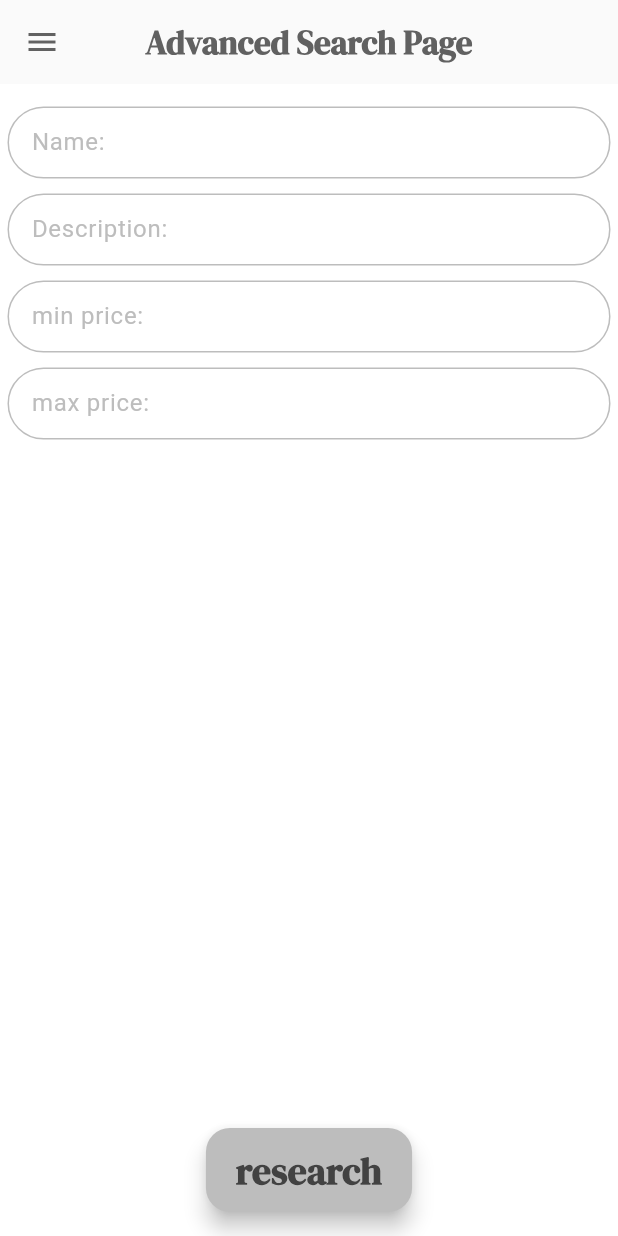
After one commit to Mattdib/eCommerce_clientFlutter, a Flutter app: the ShopPage screen opened by its route, in the side drawer, after a tap on "Advanced Search", on a phone screen of 412 x 824 dp. The commit adds this screen. Run offline on Flutter 3.47's test engine with Material 3 defaults, Android fonts, the phone set to English and light mode, and no system bars; our stand-ins replace dio, google_fonts; network calls fail.

Commit message:
Added Advanced Search feature and fixed the problem of not receiving the info of the Products from the webServer for the Shop Page(added the search() method in the initState() method).

```diff
--- a/lib/components/my_drawer.dart
+++ b/lib/components/my_drawer.dart
@@ -24,6 +24,9 @@ class MyDrawer extends StatelessWidget{
           //search tile:
           new MyListTile(text: "Search", icon: Icons.search_rounded, onTap: () => Navigator.pushNamed(context, '/searchPage')),
 
+          //advanced Search
+          new MyListTile(text: "Advanced Search", icon: Icons.manage_search_rounded, onTap: () => Navigator.pushNamed(context, '/advancedSearch')),
+
           //cart tile:
           new MyListTile(text: "Cart", icon: Icons.shopping_bag_rounded, onTap: () => Navigator.pushNamed(context, '/cartPage')),
 
--- /dev/null
+++ b/lib/models/formInfo.dart
@@ -0,0 +1,29 @@
+import 'package:flutter/material.dart';
+
+class FormInfo extends ChangeNotifier{
+  String? name;
+  String? description;
+  String? min;
+  String? max;
+
+  void setName(String nome){
+    this.name=nome;
+    notifyListeners();
+  }
+
+  void setDescription(String descrizione){
+    this.description=descrizione;
+    notifyListeners();
+  }
+
+  void setmin(String min){
+    this.min=min;
+    notifyListeners();
+  }
+
+  void setmax(String max){
+    this.max=max;
+    notifyListeners();
+  }
+
+}
--- /dev/null
+++ b/lib/pages/advancedSearchPage.dart
@@ -0,0 +1,87 @@
+import 'package:app_progetto/models/model.dart';
+import 'package:app_progetto/models/formInfo.dart';
+import 'package:flutter/cupertino.dart';
+import 'package:flutter/material.dart';
+import 'package:google_fonts/google_fonts.dart';
+import 'package:provider/provider.dart';
+
+import '../components/my_drawer.dart';
+import '../components/my_inputField.dart';
+
+class AdvancedSearch extends StatefulWidget {
+  AdvancedSearch() : super();
+
+
+  @override
+  State<AdvancedSearch> createState() => _AdvancedSearchState();
+}
+
+class _AdvancedSearchState extends State<AdvancedSearch> {
+
+  TextEditingController nameTextController = TextEditingController();
+  TextEditingController descriptionTextController = TextEditingController();
+  TextEditingController priceTextController = TextEditingController();
+  TextEditingController minpriceTextController = TextEditingController();
+  TextEditingController maxpriceTextController = TextEditingController();
+
+
+  @override
+  Widget build(BuildContext context) {
+    return Scaffold(
+      appBar: AppBar(
+          centerTitle: true,
+          backgroundColor: Theme.of(context).colorScheme.secondary,
+          foregroundColor: Theme.of(context).colorScheme.inversePrimary,
+          title: Text("Advanced Search Page", style: GoogleFonts.dmSerifDisplay(fontWeight: FontWeight.bold))
+      ),
+      drawer: MyDrawer(),
+      //form where the user input all the info:
+      body: SingleChildScrollView(
+        child: Column(
+          children: [
+            Padding(
+              padding: EdgeInsets.fromLTRB(0, 10, 0, 10),
+              child: Column(
+                children: [
+                  InputField(
+                    labelText: "Name:",
+                    controller: nameTextController,
+                  ),
+                  InputField(
+                    labelText: "Description:",
+                    controller: descriptionTextController,
+                  ),
+                  InputField(
+                    labelText: "min price:",
+                    controller: minpriceTextController,
+                  ),
+                  InputField(
+                    labelText: "max price:",
+                    controller: maxpriceTextController,
+                  ),
+                ],
+              ),
+            ),
+          ],
+        ),
+      ),
+      floatingActionButtonLocation: FloatingActionButtonLocation.centerFloat,
+      floatingActionButton: FloatingActionButton.extended(
+        onPressed: search,
+        label: Text("research", style: GoogleFonts.dmSerifDisplay(fontSize: 25, fontWeight: FontWeight.bold, color: Colors.grey.shade800)),
+      ),
+    );
+  }
+
+
+  void search() {
+    final form= context.read<FormInfo>();
+    form.setName(nameTextController.text);
+    form.setDescription(descriptionTextController.text);
+    form.setmin(minpriceTextController.text);
+    form.setmax(maxpriceTextController.text);
+    Navigator.pushNamed(context, '/resultPage');
+  }
+
+
+}
--- a/lib/pages/searchPage.dart
+++ b/lib/pages/searchPage.dart
@@ -46,6 +46,7 @@ class _SearchState extends State<SearchPage> {
         onPressed: () => Navigator.pushNamed(context, '/cartPage'),
         child: Icon(Icons.shopping_bag_rounded, color: Colors.grey.shade800),
       ),
+
     );
   }
 
--- a/lib/support/constants.dart
+++ b/lib/support/constants.dart
@@ -21,6 +21,7 @@ class Constants {
   static final String REQUEST_SEARCH_PRODUCTS = "/prodotti/ricercaPerNome";
   static final String REQUEST_ADD_USER = "/utente";
   static final String REQUEST_ADD_PURCHASE = "/acquisti";
+  static final String REQUEST_ADVANCED_SEARCH = "/prodotti/ricercaAvanzataProdotti";
 
   static final String REQUEST_SHOP_PAGE = "/prodotti/listaProdPaginata";
 
```
Also changed, not shown: lib/main.dart (+14 -7 lines), lib/models/model.dart (+13 -0 lines), lib/pages/resultPage.dart (added, +128 -0 lines), lib/pages/shopPage.dart (+13 -77 lines).
